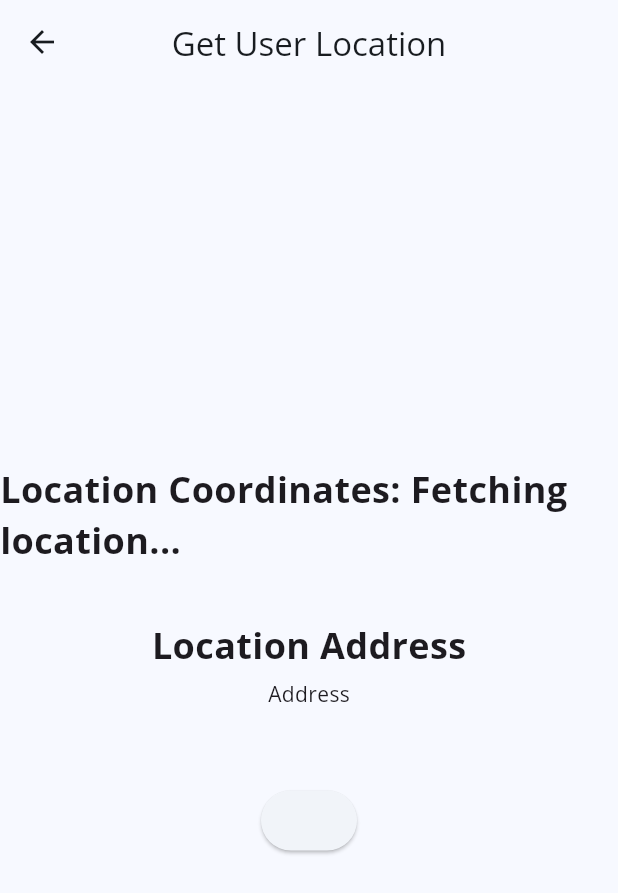
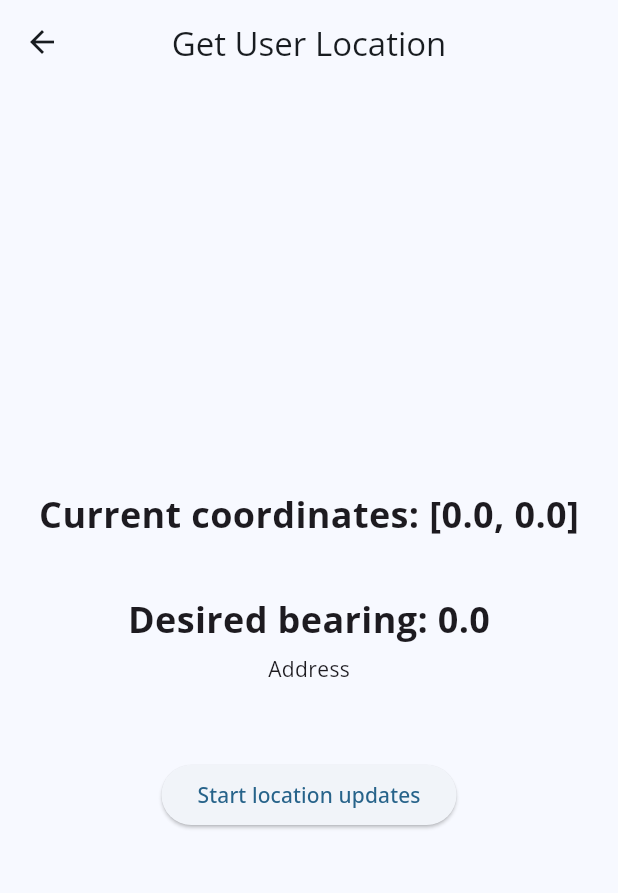
Before and after one commit to qianzhegoh/NaviNudge, a Flutter app: the LocationTracker screen opened directly, on a phone screen of 412 x 824 dp. Shown: the top 893 px of the screen. Run offline on Flutter 3.47's test engine with Material 3 defaults, Android fonts, the phone set to English and light mode, and no system bars; our stand-ins replace flutter_blue_plus, geolocator, get, google_fonts, google_maps_flutter, permission_handler; missing offline and left inert: google_directions_api.

Commit message:
refactored all navigation related tasks into a single controller, added ability to calculate bearing

```diff
--- a/Actual/navinudge/lib/screens/location_tracker_screen.dart
+++ b/Actual/navinudge/lib/screens/location_tracker_screen.dart
@@ -1,64 +1,21 @@
 import 'package:flutter/material.dart';
+import '../utils/navigation_controller.dart';
+import 'package:get/get.dart';
 // import 'package:google_maps_flutter/google_maps_flutter.dart';
-import 'package:geolocator/geolocator.dart' as geolocator;
-import 'package:geolocator_platform_interface/src/enums/location_accuracy.dart' as platform_interface;
+// import 'package:geolocator/geolocator.dart' as geolocator;
+// import 'package:geolocator_platform_interface/src/enums/location_accuracy.dart' as platform_interface;
 
-class LocationTracker extends StatefulWidget {
-  @override
-  _LocationTrackerState createState() => _LocationTrackerState();
-}
+class LocationTracker extends StatelessWidget {
+  final NavigationController navController =
+      Get.put(NavigationController(), permanent: true);
 
-class _LocationTrackerState extends State<LocationTracker> {
-  geolocator.Position? _currentPosition;
-  String _currentAddress = 'Fetching location...';
+  // geolocator.Position? _currentPosition;
+  // String _currentAddress = 'Fetching location...';
 
-  @override
-  void initState() {
-    super.initState();
-    _getCurrentLocation();
-  }
-
-  Future<void> _getCurrentLocation() async {
-    bool serviceEnabled;
-    geolocator.LocationPermission permission;
-
-    // Test if location services are enabled.
-    serviceEnabled = await geolocator.Geolocator.isLocationServiceEnabled();
-    if (!serviceEnabled) {
-      // Location services are not enabled, open settings
-      await geolocator.Geolocator.openLocationSettings();
-      return Future.error('Location services are disabled.');
-    }
-
-    permission = await geolocator.Geolocator.checkPermission();
-    if (permission == geolocator.LocationPermission.denied) {
-      permission = await geolocator.Geolocator.requestPermission();
-      if (permission == geolocator.LocationPermission.denied) {
-        // Permissions are denied, next time you could try requesting permissions again
-        return Future.error('Location permissions are denied');
-      }
-    }
-
-    if (permission == geolocator.LocationPermission.deniedForever) {
-      // Permissions are denied forever, handle appropriately
-      return Future.error(
-        'Location permissions are permanently denied, we cannot request permissions.');
-    }
-
-    // When we reach here, permissions are granted and we can continue accessing the position of the device.
-    geolocator.Geolocator.getPositionStream(
-      locationSettings: geolocator.LocationSettings(
-        accuracy: platform_interface.LocationAccuracy.high,
-        distanceFilter: 10,
-      ),
-    ).listen((geolocator.Position position) {
-      setState(() {
-        _currentPosition = position;
-        _currentAddress =
-            'Lat: ${position.latitude}, Long: ${position.longitude}';
-      });
-    });
-  }
+  // @override
+  // void initState() {
+  //   super.initState();
+  // }
 
   @override
   Widget build(BuildContext context) {
@@ -67,42 +24,48 @@ class _LocationTrackerState extends State<LocationTracker> {
         title: Text("Get User Location"),
         centerTitle: true,
       ),
-      body: Center(
+      body: Obx(() {
+            return Center(
                 child: Column(
               mainAxisAlignment: MainAxisAlignment.center,
               crossAxisAlignment: CrossAxisAlignment.center,
               children: [
-        Text("Location Coordinates: $_currentAddress",
-          style: TextStyle(fontSize: 24,
-          fontWeight: FontWeight.bold,
-          ),
-        ),
-        SizedBox(
-          height:6,
-        ),
-        SizedBox(
-          height: 30.0,
-        ),
-        Text("Location Address",
+                Text(
+                  "Current coordinates: ${navController.currentCoordinates.value}",
                   style: TextStyle(
                     fontSize: 24,
                     fontWeight: FontWeight.bold,
                   ),
                 ),
                 SizedBox(
-          height:6,
+                  height: 6,
+                ),
+                SizedBox(
+                  height: 30.0,
+                ),
+                Text(
+                  "Desired bearing: ${navController.desiredBearing.value}",
+                  style: TextStyle(
+                    fontSize: 24,
+                    fontWeight: FontWeight.bold,
+                  ),
+                ),
+                SizedBox(
+                  height: 6,
                 ),
                 Text("Address"),
                 SizedBox(
-          height:50.0,
+                  height: 50.0,
                 ),
                 ElevatedButton(
-          onPressed:() async {
-            setState(() {});
-            print("Latitude: ${_currentPosition?.latitude} Longitude: ${_currentPosition?.longitude} ");
-          }, child: null,),
+                  onPressed: () async {
+                    navController.startLocationStream();
+                  },
+                  child: Text("Start location updates"),
+                ),
               ],
-        )),
+            ));
+          }),
     );
   }
 }
--- /dev/null
+++ b/Actual/navinudge/lib/strings.example.dart
@@ -0,0 +1 @@
+const apiKey = "your api key here"; // Please duplicate this file, rename it as strings.dart and fill in your actual API key
--- a/Actual/navinudge/pubspec.yaml
+++ b/Actual/navinudge/pubspec.yaml
@@ -22,6 +22,8 @@ dependencies:
   vector_math: ^2.1.4
   geolocator: ^12.0.0
   geocoding: ^3.0.0
+  flutter_polyline_points: ^2.1.0
+  google_directions_api: ^0.10.0
 
 dev_dependencies:
   flutter_test:
```
Also changed, not shown: Actual/navinudge/lib/utils/navigation_controller.dart (added, +110 -0 lines), Actual/navinudge/pubspec.lock, 1 other file. Lines whose indentation alone changed are shown as unchanged.
